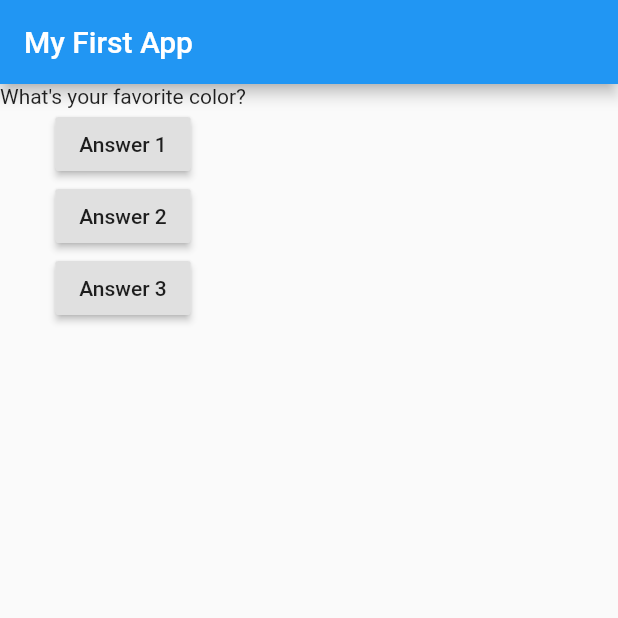
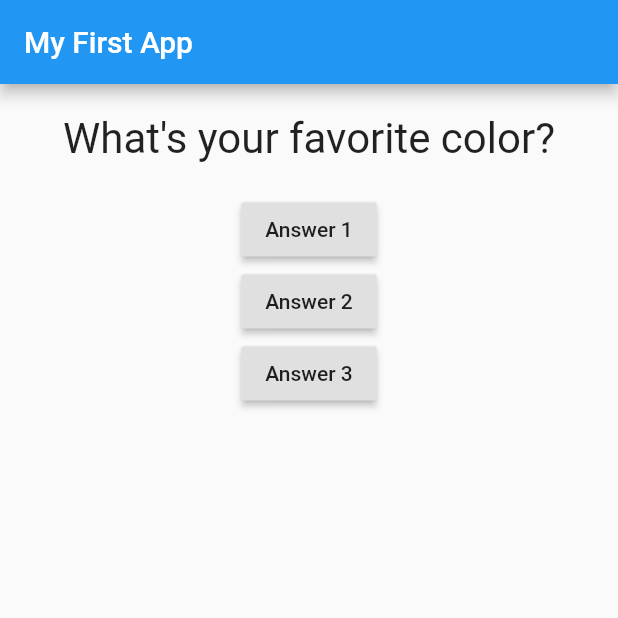
Before and after one commit to frank-mendez/flutterdev, a Flutter app: the screen it shows after launch, on a phone screen of 412 x 824 dp, the top half of it. Run offline on Flutter 3.47's test engine with Material 2 defaults, Android fonts, the phone set to English and light mode, and no system bars.

Commit message:
First Styling & Layouting Steps

```diff
--- a/lib/question.dart
+++ b/lib/question.dart
@@ -1,12 +1,20 @@
 import 'package:flutter/material.dart';
 
 class Question extends StatelessWidget {
-  String questionText;
+  final String questionText;
 
   Question(this.questionText);
 
   @override
   Widget build(BuildContext context) {
-    return Text(questionText);
+    return Container(
+      width: double.infinity,
+      margin: EdgeInsets.all(20),
+      child: Text(
+        questionText,
+        style: TextStyle(fontSize: 28),
+        textAlign: TextAlign.center,
+      ),
+    );
   }
 }
```
